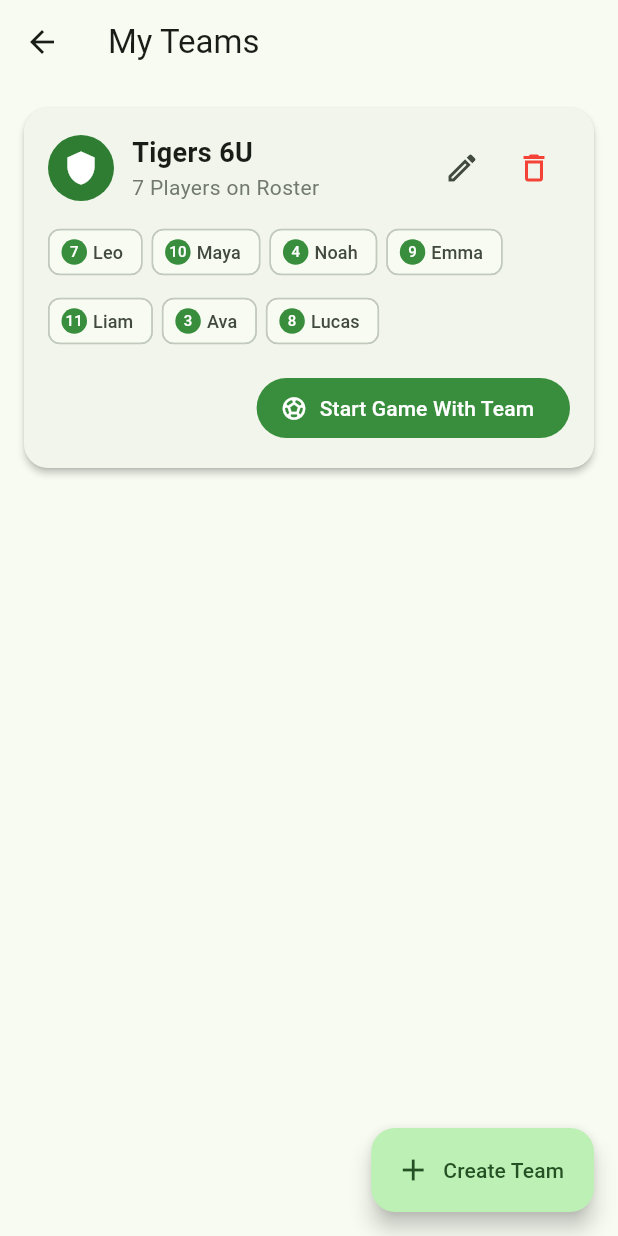
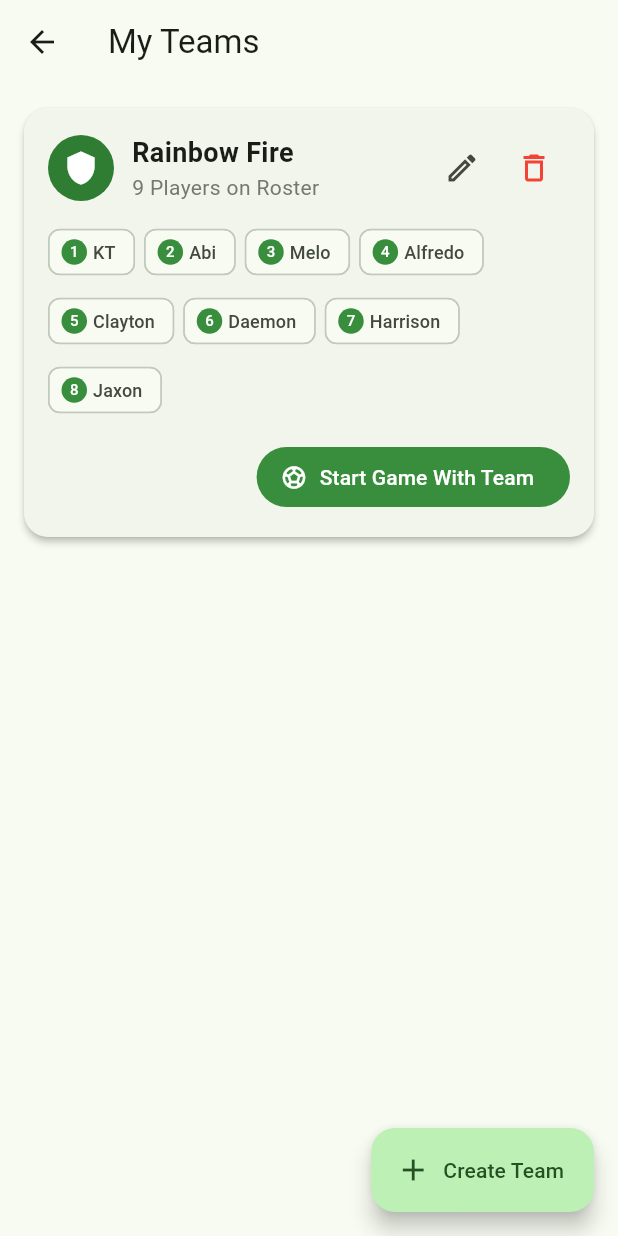
Before and after one commit to McCannDahl/Soccer-Substitution-Tracker, a Flutter app: the screen it shows after launch, after a tap on "Manage Teams & Rosters", on a phone screen of 412 x 824 dp. Run offline on Flutter 3.47's test engine with Material 3 defaults, Android fonts, the phone set to English and light mode, and no system bars; our stand-ins replace shared_preferences.

Commit message:
minor update

```diff
--- a/soccersubstitutiontracker/lib/screens/team_edit_screen.dart
+++ b/soccersubstitutiontracker/lib/screens/team_edit_screen.dart
@@ -159,7 +159,7 @@ class _TeamEditScreenState extends State<TeamEditScreen> {
             TextField(
               controller: _nameController,
               decoration: const InputDecoration(
-                labelText: 'Team Name (e.g. Tigers 6U)',
+                labelText: 'Team Name (e.g. Rainbow Fire)',
                 prefixIcon: Icon(Icons.shield_outlined),
                 border: OutlineInputBorder(),
               ),
--- a/soccersubstitutiontracker/lib/services/storage_service.dart
+++ b/soccersubstitutiontracker/lib/services/storage_service.dart
@@ -10,7 +10,7 @@ class StorageService {
   static const String _configKey = 'soccer_game_config_v1';
   static const String _activeGameKey = 'soccer_active_game_v1';
   static const String _gameHistoryKey = 'soccer_game_history_v1';
-  static const String _seededKey = 'soccer_has_seeded_initial_v1';
+  static const String _seededKey = 'soccer_has_seeded_rainbow_fire_v3';
 
   final SharedPreferences _prefs;
 
@@ -27,24 +27,35 @@ class StorageService {
     final hasSeeded = _prefs.getBool(_seededKey) ?? false;
     if (!hasSeeded) {
       final teams = getTeams();
-      if (teams.isEmpty) {
-        // Seed a starter 6U soccer team so the user has an immediate sample team ready
-        final starterTeam = Team(
-          id: 'team_tigers_6u',
-          name: 'Tigers 6U',
-          createdAt: DateTime.now(),
-          players: const [
-            Player(id: 'p1', name: 'Leo', number: 7),
-            Player(id: 'p2', name: 'Maya', number: 10),
-            Player(id: 'p3', name: 'Noah', number: 4),
-            Player(id: 'p4', name: 'Emma', number: 9),
-            Player(id: 'p5', name: 'Liam', number: 11),
-            Player(id: 'p6', name: 'Ava', number: 3),
-            Player(id: 'p7', name: 'Lucas', number: 8),
-          ],
-        );
-        await saveTeam(starterTeam);
+      // Remove placeholder tigers if present
+      teams.removeWhere((t) => t.id == 'team_tigers_6u');
+
+      final starterTeam = Team(
+        id: 'team_rainbow_fire',
+        name: 'Rainbow Fire',
+        createdAt: DateTime.now(),
+        players: const [
+          Player(id: 'p1', name: 'KT', number: 1),
+          Player(id: 'p2', name: 'Abi', number: 2),
+          Player(id: 'p3', name: 'Melo', number: 3),
+          Player(id: 'p4', name: 'Alfredo', number: 4),
+          Player(id: 'p5', name: 'Clayton', number: 5),
+          Player(id: 'p6', name: 'Daemon', number: 6),
+          Player(id: 'p7', name: 'Harrison', number: 7),
+          Player(id: 'p8', name: 'Jaxon', number: 8),
+          Player(id: 'p9', name: 'Luka', number: 9),
+        ],
+      );
+
+      final existingIdx = teams.indexWhere((t) => t.id == 'team_rainbow_fire');
+      if (existingIdx >= 0) {
+        teams[existingIdx] = starterTeam;
+      } else {
+        teams.insert(0, starterTeam);
       }
+
+      final encoded = teams.map((t) => jsonEncode(t.toJson())).toList();
+      await _prefs.setStringList(_teamsKey, encoded);
       await _prefs.setBool(_seededKey, true);
     }
   }
```
Also changed, not shown: 2 other files.
